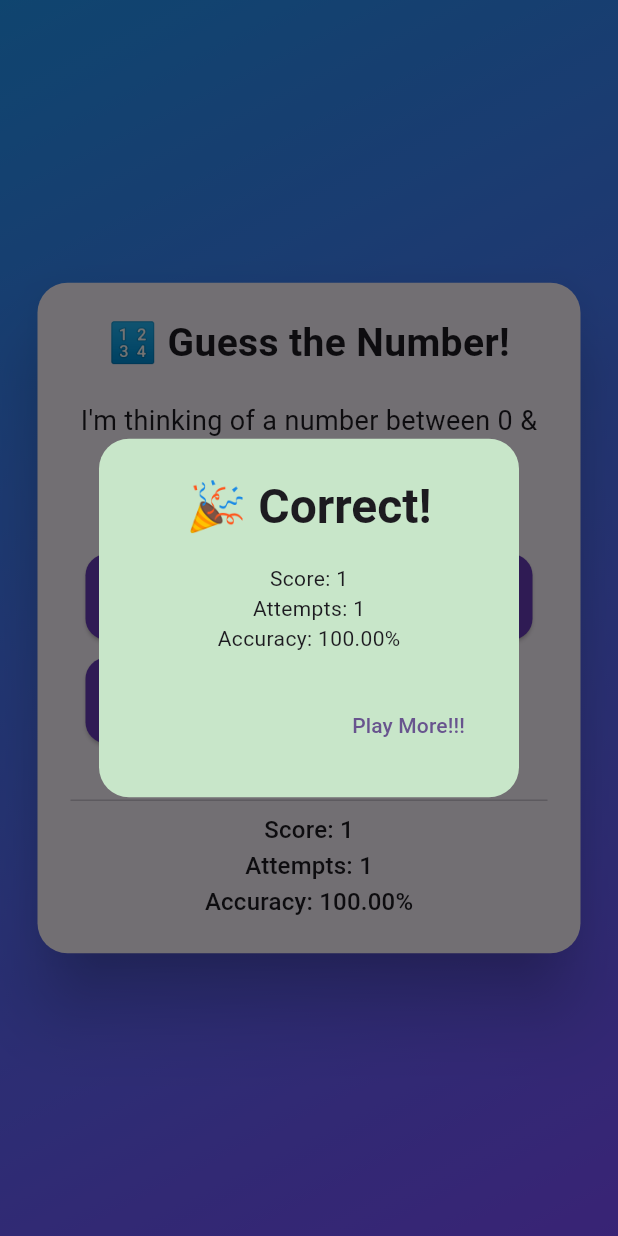
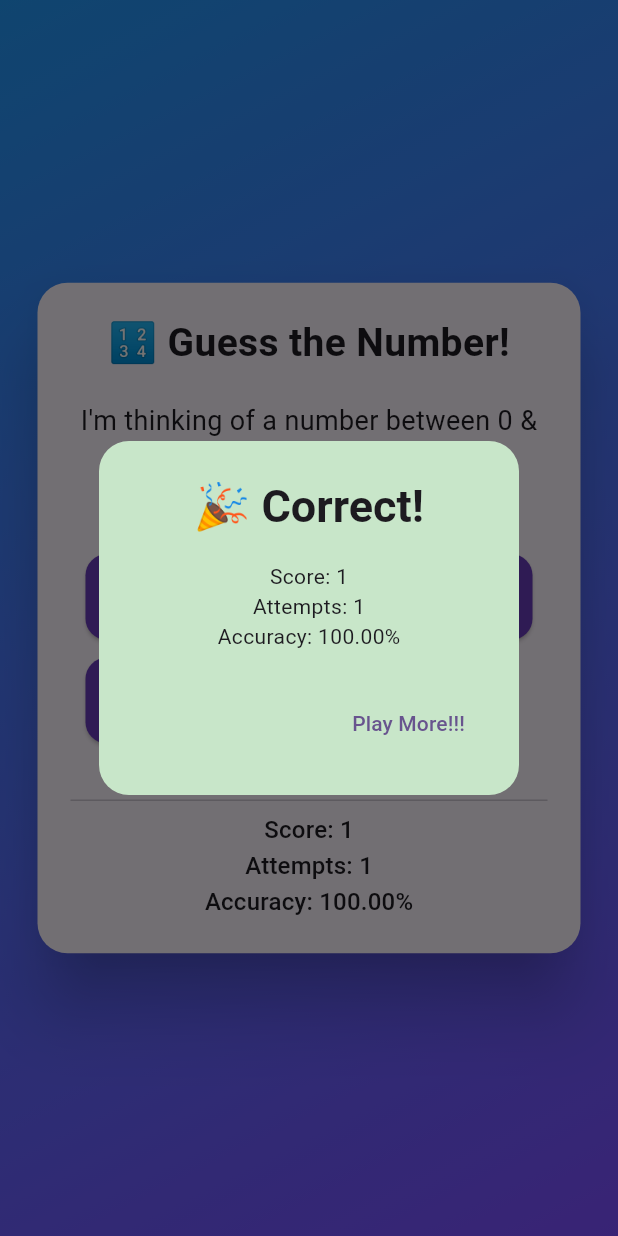
Before and after one commit to MostakAhmedShahad/online_class, a Flutter app: the MiniGame screen opened directly, after a tap on an icon or button, on a phone screen of 412 x 824 dp. Run offline on Flutter 3.47's test engine with Material 3 defaults, Android fonts, the phone set to English and light mode, and no system bars; drawn by our look-alikes of animated_text_kit; our stand-ins replace audioplayers, cloud_firestore, dots_indicator, firebase_auth, firebase_core, flutter_bloc and 1 more; accounts and stored records are empty.

Commit message:
ScaleAnimatedText

```diff
--- a/lib/pages/mini_game/mini_game.dart
+++ b/lib/pages/mini_game/mini_game.dart
@@ -49,7 +49,7 @@ class _MiniGameState extends State<MiniGame> {
             repeatForever: false,
             totalRepeatCount: 1,
             animatedTexts: [
-              ScaleAnimatedText(message, textStyle: const TextStyle(fontSize: 32, fontWeight: FontWeight.bold)),
+              ScaleAnimatedText(message, textStyle: const TextStyle(fontSize: 30, fontWeight: FontWeight.bold)),
             ],
           ),
         ),
```
